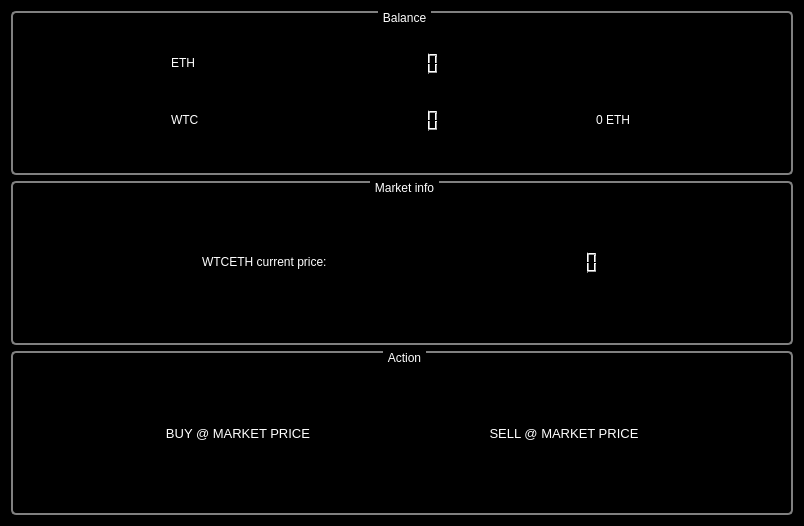
Above: mainwindow.ui from orkblutt/QtBinance before the change. Below: the same form after it.
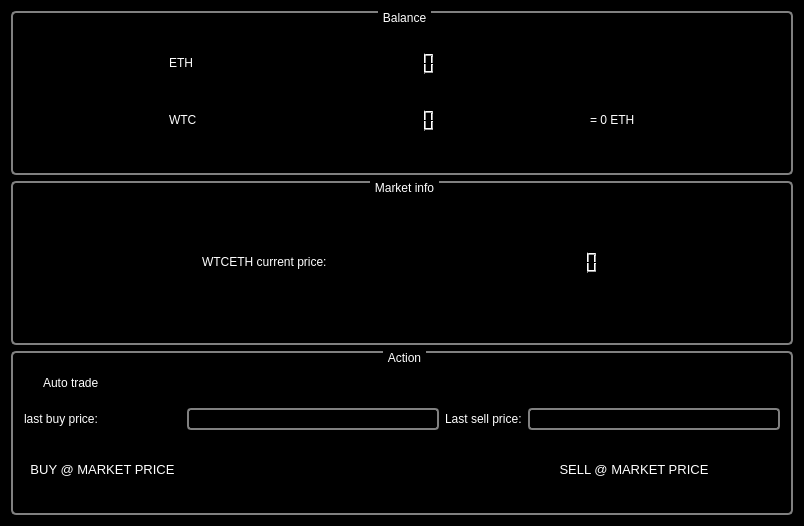
That is the form after the change.

```diff
--- a/mainwindow.ui
+++ b/mainwindow.ui
@@ -292,7 +292,7 @@
           </sizepolicy>
          </property>
          <property name="text">
-          <string>0 ETH</string>
+          <string>= 0 ETH</string>
          </property>
         </widget>
        </item>
@@ -306,7 +306,7 @@
       </property>
       <layout class="QGridLayout" name="gridLayout_2">
        <item row="0" column="0">
-        <widget class="QLabel" name="label">
+        <widget class="QLabel" name="labelPairPrice">
          <property name="sizePolicy">
           <sizepolicy hsizetype="Fixed" vsizetype="Fixed">
            <horstretch>0</horstretch>
@@ -340,20 +340,47 @@
        <string>Action</string>
       </property>
       <layout class="QGridLayout" name="gridLayout_4">
-       <item row="1" column="0">
+       <item row="1" column="2">
+        <widget class="QLabel" name="label_2">
+         <property name="text">
+          <string>Last sell price:</string>
+         </property>
+        </widget>
+       </item>
+       <item row="2" column="0">
         <widget class="QPushButton" name="pushButtonBuy">
          <property name="text">
           <string>BUY @ MARKET PRICE</string>
          </property>
         </widget>
        </item>
-       <item row="1" column="1">
+       <item row="2" column="3">
         <widget class="QPushButton" name="pushButtonSell">
          <property name="text">
           <string>SELL @ MARKET PRICE</string>
          </property>
         </widget>
        </item>
+       <item row="1" column="0">
+        <widget class="QLabel" name="label">
+         <property name="text">
+          <string>last buy price:</string>
+         </property>
+        </widget>
+       </item>
+       <item row="0" column="0">
+        <widget class="QCheckBox" name="checkBoxAutoTrade">
+         <property name="text">
+          <string>Auto trade</string>
+         </property>
+        </widget>
+       </item>
+       <item row="1" column="1">
+        <widget class="QLineEdit" name="lineEditLastBuyPrice"/>
+       </item>
+       <item row="1" column="3">
+        <widget class="QLineEdit" name="lineEditLastSellPrice"/>
+       </item>
       </layout>
      </widget>
     </item>
```
Left out of the diff: 2 changed lines with no effect on the pictures.
